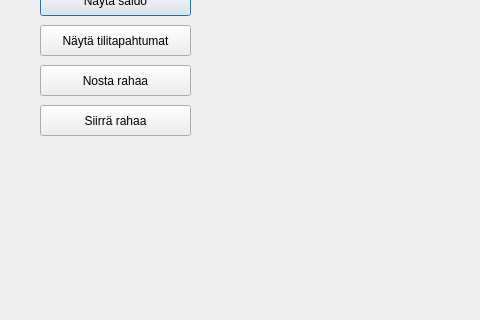
22kmo-project/group_7, file frontend/clientwindow.ui: the form before one commit; both pictures show x 0 to 480 and y 155 to 475 of the 800 by 600 pixel window.
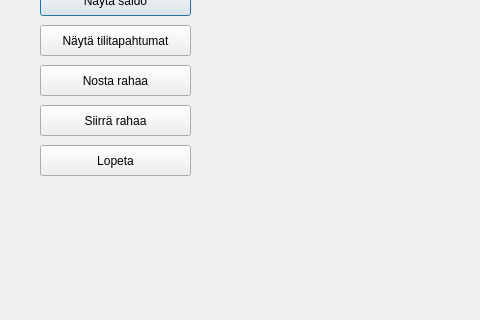
The form after the commit.

```diff
--- a/frontend/clientwindow.ui
+++ b/frontend/clientwindow.ui
@@ -83,6 +83,19 @@
     <string>Siirrä rahaa</string>
    </property>
   </widget>
+  <widget class="QPushButton" name="button_lopeta">
+   <property name="geometry">
+    <rect>
+     <x>40</x>
+     <y>300</y>
+     <width>151</width>
+     <height>31</height>
+    </rect>
+   </property>
+   <property name="text">
+    <string>Lopeta</string>
+   </property>
+  </widget>
  </widget>
  <resources/>
  <connections/>
```
